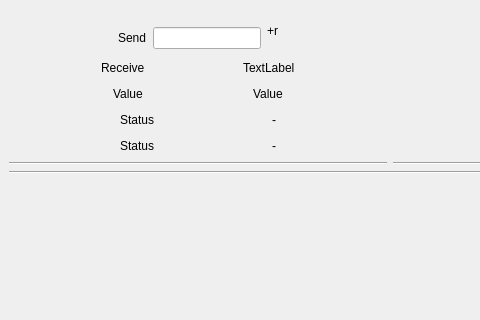
Before: the Qt Designer form scale.ui in kasarkonic/Sauka1, drawn with Qt 5; both pictures show x 0 to 480 and y 0 to 320 of the 800 by 600 pixel window.
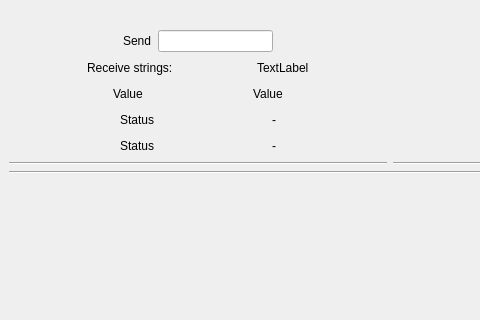
After: the same form once the commit is applied.

What changed in the file:
```diff
--- a/scale.ui
+++ b/scale.ui
@@ -57,14 +57,6 @@
           <item>
            <widget class="QLineEdit" name="lineEdit_Send"/>
           </item>
-          <item>
-           <widget class="QLabel" name="label_2">
-            <property name="text">
-             <string>+r
-</string>
-            </property>
-           </widget>
-          </item>
           <item>
            <spacer name="horizontalSpacer_12">
             <property name="orientation">
@@ -98,7 +90,7 @@
           <item>
            <widget class="QLabel" name="label_4">
             <property name="text">
-             <string>Receive</string>
+             <string>Receive strings:</string>
             </property>
            </widget>
           </item>
```
Left out of the diff: 2 changed lines with no effect on the pictures.
